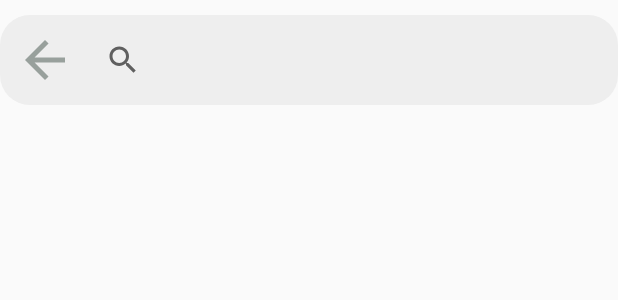
After one commit to Quangcutezz/Audio_Book, an Android app built with Jetpack Compose: the layout activity_searching.xml on its own in the app's theme, with its tools: preview values and no code run, on a phone screen of 412 x 824 dp. The commit adds this screen. Shown: the top 300 px of the screen. Run offline under Robolectric (Android 15) with nearby library versions, the light colour scheme and no system bars.

Commit message:
update code 13h21p 13/12/2023

```diff
--- a/app/src/main/java/com/example/audiobook/ui/detail/DetailFragment.kt
+++ b/app/src/main/java/com/example/audiobook/ui/detail/DetailFragment.kt
@@ -33,9 +33,10 @@ class DetailFragment : Fragment(), DetailAdapter.OnItemClickListener {
         val backButton = view.findViewById<Button>(R.id.backButton)
         backButton.setOnClickListener {
             // Thực hiện logic khi ấn nút back
+
+            requireActivity().supportFragmentManager.popBackStack()
             (requireActivity() as AppCompatActivity).findViewById<BottomNavigationView>(R.id.nav_view)
                 .visibility = View.VISIBLE
-            requireActivity().supportFragmentManager.popBackStack()
         }
     }
     companion object {
@@ -67,7 +68,7 @@ class DetailFragment : Fragment(), DetailAdapter.OnItemClickListener {
             // Sử dụng giá trị detailPageType để xác định dữ liệu cần hiển thị
             if ("type1" == detailPageType) {
                 // Hiển thị dữ liệu từ database DetailPage1
-                setupRecyclerView(detailListView1, "DetailAudio")
+                setupRecyclerView(detailListView1, "allAudio")
             } else if ("type2" == detailPageType) {
                 // Hiển thị dữ liệu từ database DetailPage2
                 setupRecyclerView(detailListView1, "DetailAudio2")
--- /dev/null
+++ b/app/src/main/res/drawable/arrow_back.xml
@@ -0,0 +1,5 @@
+<vector android:autoMirrored="true" android:height="24dp"
+    android:tint="#98A09C" android:viewportHeight="24"
+    android:viewportWidth="24" android:width="24dp" xmlns:android="http://schemas.android.com/apk/res/android">
+    <path android:fillColor="@android:color/white" android:pathData="M20,11H7.83l5.59,-5.59L12,4l-8,8 8,8 1.41,-1.41L7.83,13H20v-2z"/>
+</vector>
--- /dev/null
+++ b/app/src/main/res/layout/activity_searching.xml
@@ -0,0 +1,49 @@
+<?xml version="1.0" encoding="utf-8"?>
+<androidx.constraintlayout.widget.ConstraintLayout xmlns:android="http://schemas.android.com/apk/res/android"
+    xmlns:app="http://schemas.android.com/apk/res-auto"
+    xmlns:tools="http://schemas.android.com/tools"
+    android:layout_width="match_parent"
+    android:layout_height="match_parent"
+    tools:context=".Searching">
+
+    <LinearLayout
+        android:id="@+id/search_bar"
+        android:layout_width="match_parent"
+        android:layout_height="60dp"
+        android:layout_marginTop="10dp"
+        app:layout_constraintStart_toStartOf="parent"
+        android:background="@drawable/custom_search_view"
+        app:layout_constraintTop_toTopOf="parent">
+
+        <Button
+            android:id="@+id/buttonBack"
+            android:layout_width="40dp"
+            android:layout_height="40dp"
+            android:layout_marginTop="10dp"
+            android:layout_marginStart="10dp"
+            android:background="@drawable/arrow_back"
+            tools:ignore="SpeakableTextPresentCheck,TouchTargetSizeCheck" />
+        <androidx.appcompat.widget.SearchView
+            android:id="@+id/searchAudio"
+            android:layout_width="match_parent"
+            android:layout_height="match_parent"
+            app:iconifiedByDefault="false"
+            app:queryBackground="@android:color/transparent"
+            android:queryHint="@string/searching"
+            />
+    </LinearLayout>
+
+    <androidx.recyclerview.widget.RecyclerView
+        android:id="@+id/searchList"
+        android:layout_width="0dp"
+        android:layout_height="0dp"
+        android:layout_marginTop="20dp"
+        app:layout_constraintBottom_toBottomOf="parent"
+        app:layout_constraintEnd_toEndOf="parent"
+        app:layout_constraintHorizontal_bias="0.5"
+        android:orientation="vertical"
+        app:layoutManager="androidx.recyclerview.widget.LinearLayoutManager"
+        app:layout_constraintStart_toStartOf="parent"
+        app:layout_constraintTop_toBottomOf="@id/search_bar"/>
+
+</androidx.constraintlayout.widget.ConstraintLayout>
--- a/app/src/main/res/layout/fragment_home.xml
+++ b/app/src/main/res/layout/fragment_home.xml
@@ -40,6 +40,7 @@
                     android:layout_width="match_parent"
                     android:layout_height="180dp"
                     android:layout_marginEnd="10dp"
+                    android:layout_marginTop="10dp"
                     android:orientation="horizontal"
                     app:layoutManager="androidx.recyclerview.widget.LinearLayoutManager"
                     app:layout_constraintVertical_bias="0.033" />
@@ -59,6 +60,7 @@
                     android:id="@+id/rvRecent"
                     android:layout_width="match_parent"
                     android:layout_height="180dp"
+                    android:layout_marginTop="10dp"
                     android:orientation="horizontal"
                     app:layoutManager="androidx.recyclerview.widget.LinearLayoutManager"
                     app:layout_constraintVertical_bias="0.033" />
--- a/app/src/main/res/values/strings.xml
+++ b/app/src/main/res/values/strings.xml
@@ -10,6 +10,9 @@
     <string name="title_music">Music</string>
     <string name="title_profile">Profile</string>
     <string name="all">Tất cả</string>
+    <string name="finding">Tìm kiếm AudioBook, thể loại,</string>
+    <string name="finding2"> người đọc sách, và nhiều nội dung khác</string>
+    <string name="fingding3">Nghe cuốn sách bạn thích</string>
     <string name="Popcasts">Popcasts</string>
     <string name="AudioBook">AudioBook</string>
     <string name="BestChoice">Lựa chọn của BMO</string>
@@ -22,6 +25,7 @@
     <string name="SearchHint">Nhập nội dung bạn cần tìm</string>
     <string name="Love">Tình Yêu</string>
     <string name="authorDetail">Author</string>
+    <string name="searching">Bạn muốn nghe gì?</string>
     <string name="ManyAuthor">Quangcutezz,LongBaybi,VuaDaDinh,PhucNgoz</string>
     <string name="book1">Cuộc sống muôn màu</string>
     <string name="hello_blank_fragment">Hello blank fragment</string>
```
Also changed, not shown: app/src/main/AndroidManifest.xml (+6 -6 lines), app/src/main/java/com/example/audiobook/SearchAdapter.kt (added, +39 -0 lines), app/src/main/java/com/example/audiobook/Searching.kt (added, +139 -0 lines), app/src/main/java/com/example/audiobook/ui/search/SearchFragment.kt (+89 -3 lines), app/src/main/res/layout/fragment_search.xml (+10 -18 lines), app/src/main/res/layout/item_search.xml (added, +56 -0 lines), app/src/main/res/drawable/searchimage2.png (added).
